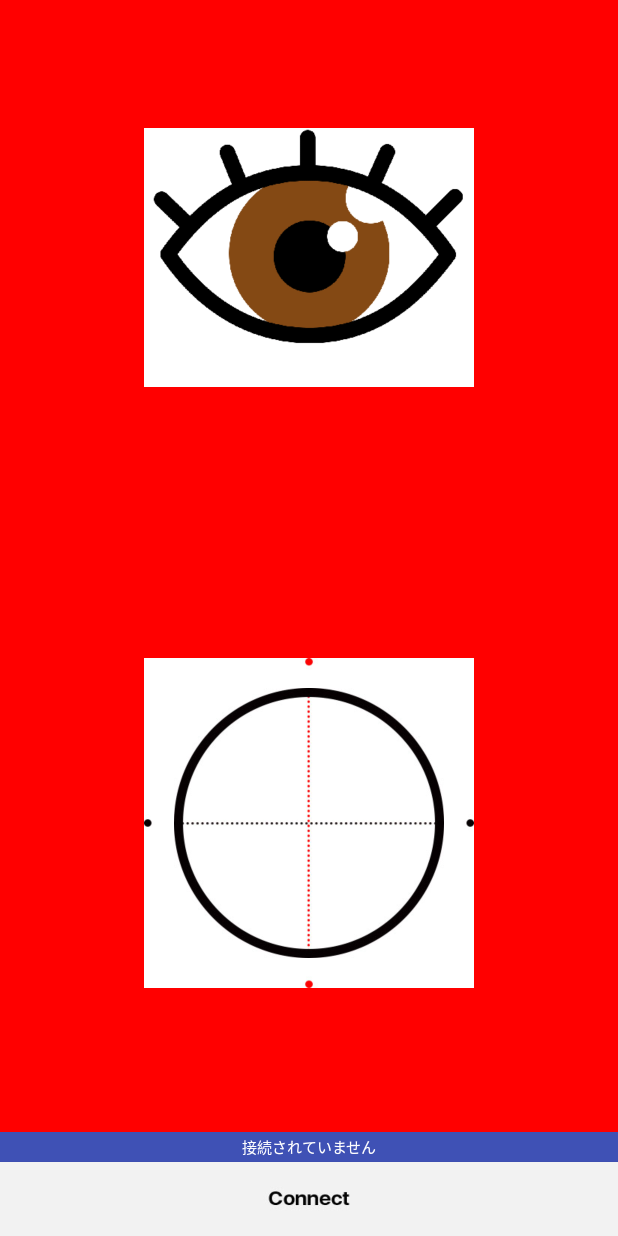
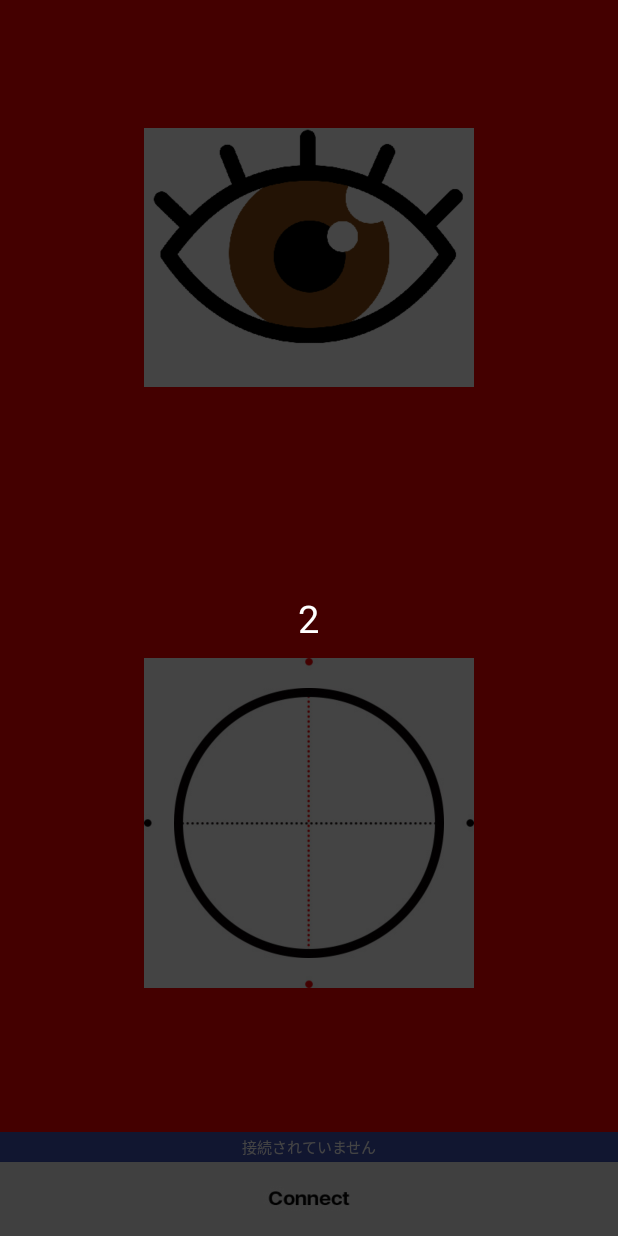
Before and after one commit to akitoshi-n/tmga_2, an Android app: the LiveViewActivity screen opened directly, with no data from a screen before it, on a phone screen of 412 x 824 dp. Run offline under Robolectric (Android 15) with nearby library versions, the phone set to English and light mode, and no system bars; libraries missing offline, so code that uses them is left out: jp.ogwork.camerafragment; 8 statements that could not run were skipped.

Commit message:
update play activity

```diff
--- a/app/src/main/AndroidManifest.xml
+++ b/app/src/main/AndroidManifest.xml
@@ -29,7 +29,8 @@
         <activity android:name=".SelectInstrumentsActivity" android:screenOrientation="portrait" />
         <activity android:name=".CheckSettingsActivity" android:screenOrientation="portrait" />
         <activity android:name=".LiveViewActivity" android:screenOrientation="portrait" />
-        <activity android:name=".ConnectActivity" android:screenOrientation="portrait" />
+        <activity android:name=".ConnectActivity" android:screenOrientation="portrait"
+            android:theme="@style/AppTheme"/>
     </application>
 
 </manifest>
--- a/app/src/main/java/com/example/test175memetest2/LiveViewActivity.java
+++ b/app/src/main/java/com/example/test175memetest2/LiveViewActivity.java
@@ -8,14 +8,17 @@
 import android.media.MediaPlayer;
 import android.media.SoundPool;
 import android.os.Bundle;
+import android.os.Handler;
 import android.support.v4.content.ContextCompat;
 import android.support.v7.app.AppCompatActivity;
 import android.util.Log;
 import android.view.View;
 import android.view.ViewTreeObserver;
+import android.view.animation.AlphaAnimation;
 import android.widget.Button;
 import android.widget.FrameLayout;
 import android.widget.ImageView;
+import android.widget.LinearLayout;
 import android.widget.TextView;
 import android.widget.Toast;
 import android.widget.VideoView;
@@ -42,7 +45,9 @@
     private FrameLayout bodyLayout, cameraLayout;
     private ImageView bodyImage;
     private TextView statusLabel;
-    private Button connectButton;
+
+    private LinearLayout countDownLayout;
+    private TextView countDownText;
 
     private SoundPool soundPool;
     private String[] audioFileNames = {"music2.mp3", "music3.mp3", "music4.mp3", "music5.mp3", "music.mp3"};
@@ -58,6 +63,10 @@
     private int bgm = 0;
     private int kubifuriSound = 0;
     private int shisenSound = 0;
+    private boolean isPlayAllowed = false;
+
+    private int[] backgroundMusicRefs = {R.raw.tmga_drum1, R.raw.tmga_drum2};
+    private int[] backgroundMusics = new int[backgroundMusicRefs.length];
 
     private MemeLib memeLib;
 
@@ -96,6 +105,7 @@
         init(savedInstanceState);
         soundPool();
         getValues();
+        startCountDown();
     }
 
     @Override
@@ -136,18 +146,6 @@
 
         statusLabel = (TextView)findViewById(R.id.status_label);
 
-        connectButton = (Button)findViewById(R.id.connect_button);
-        connectButton.setOnClickListener(new View.OnClickListener() {
-            @Override
-            public void onClick(View view) {
-                if (memeLib.isConnected()) {
-                    memeLib.disconnect();
-                } else {
-                    Intent intent = new Intent(LiveViewActivity.this, ConnectActivity.class);
-                    startActivity(intent);
-                }
-            }
-        });
 
         changeViewStatus(memeLib.isConnected());
         cameraLayout = findViewById(R.id.framelayout_camera);
@@ -165,6 +163,8 @@
                 }
             });
         }
+        countDownLayout = findViewById(R.id.layout_countdown_container);
+        countDownText = findViewById(R.id.text_countdown);
     }
 
     private void changeViewStatus(boolean connected) {
@@ -172,16 +172,12 @@
             statusLabel.setText(R.string.connected);
             statusLabel.setBackgroundColor(ContextCompat.getColor(this, R.color.black));
 
-            connectButton.setBackground(ContextCompat.getDrawable(this, R.drawable.disconnect_button));
-
             blinkLayout.setAlpha(1.0f);
             blinkView.setVisibility(View.VISIBLE);
             bodyLayout.setAlpha(1.0f);
         } else {
             statusLabel.setText(R.string.not_connected);
             statusLabel.setBackgroundColor(ContextCompat.getColor(this, R.color.red));
-
-            connectButton.setBackground(ContextCompat.getDrawable(this, R.drawable.connect_button));
 
             blinkImage.setVisibility(View.VISIBLE);
             blinkLayout.setAlpha(0.2f);
@@ -280,12 +276,14 @@
                 .build();
         soundPool = new SoundPool.Builder()
                 .setAudioAttributes(audioAttributes)
-                .setMaxStreams(2)
+                .setMaxStreams(3)
                 .build();
         sounds[0] = soundPool.load(this, R.raw.music2, 1);
         sounds[1] = soundPool.load(this, R.raw.music3, 1);
         sounds[2] = soundPool.load(this, R.raw.music4, 1);
         sounds[3] = soundPool.load(this, R.raw.music5, 1);
+        backgroundMusics[0] = soundPool.load(this, backgroundMusicRefs[0], 1);
+        backgroundMusics[1] = soundPool.load(this, backgroundMusicRefs[1], 1);
     }
 
     public void addCameraFragment(final int viewWidth, final int viewHeight, int containerViewId){
@@ -327,4 +325,35 @@
         kubifuriSound = myPreferencesActivity.getKubifuriInstrument(LiveViewActivity.this);
         shisenSound = myPreferencesActivity.getShisenInstrument(LiveViewActivity.this);
     }
+
+    private void startBGM(){
+        soundPool.play(backgroundMusics[bgm],  1.0f, 1.0f, 0, 0, 1);
+    }
+
+    private void startCountDown(){
+        new Handler().postDelayed(new Runnable() {
+            @Override
+            public void run() {
+                countDownText.setText("2");
+            }
+        }, 1000);
+        new Handler().postDelayed(new Runnable() {
+            @Override
+            public void run() {
+                countDownText.setText("1");
+            }
+        }, 2000);
+        new Handler().postDelayed(new Runnable() {
+            @Override
+            public void run() {
+                countDownText.setText("0");
+                AlphaAnimation animation = new AlphaAnimation(1.0f, 0.0f);
+                animation.setDuration(500);
+                animation.setFillAfter(true);
+                countDownLayout.startAnimation(animation);
+                isPlayAllowed = true;
+                startBGM();
+            }
+        }, 3000);
+    }
 }
--- a/app/src/main/res/layout/activity_live_view.xml
+++ b/app/src/main/res/layout/activity_live_view.xml
@@ -87,4 +87,22 @@
 
     </LinearLayout>
 
+    <LinearLayout
+        android:id="@+id/layout_countdown_container"
+        android:layout_width="match_parent"
+        android:layout_height="match_parent"
+        android:orientation="vertical"
+        android:gravity="center"
+        android:background="#bb000000">
+
+        <TextView
+            android:id="@+id/text_countdown"
+            android:layout_width="wrap_content"
+            android:layout_height="wrap_content"
+            android:text="3"
+            android:textColor="@color/white"
+            android:textSize="25sp"/>
+
+    </LinearLayout>
+
 </RelativeLayout>
```
Also changed, not shown: app/src/main/java/com/example/test175memetest2/MainActivity.java (+17 -1 lines), app/src/main/res/layout/activity_main.xml (+9 -0 lines).
